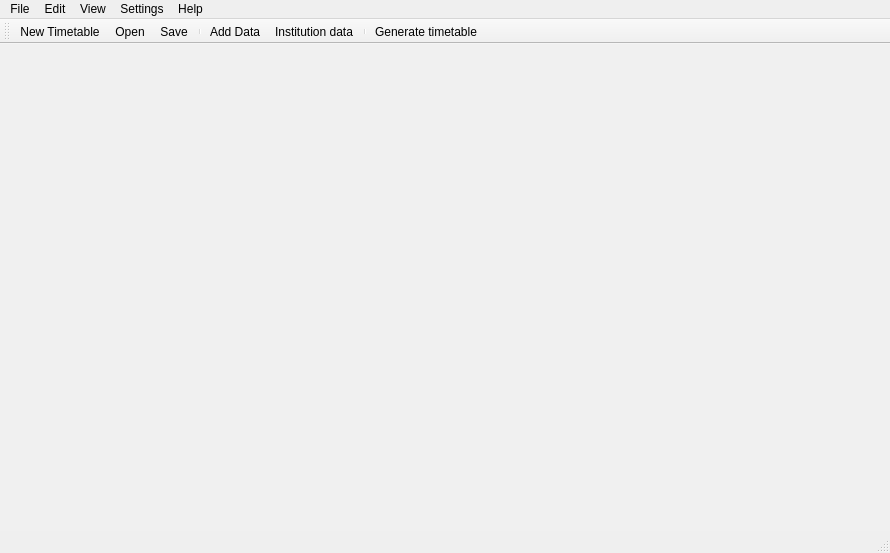
Above: Orar/OrarApp/OrarApp.ui from alexandrutm/UnivTimetable before the change. Below: the same form after it.
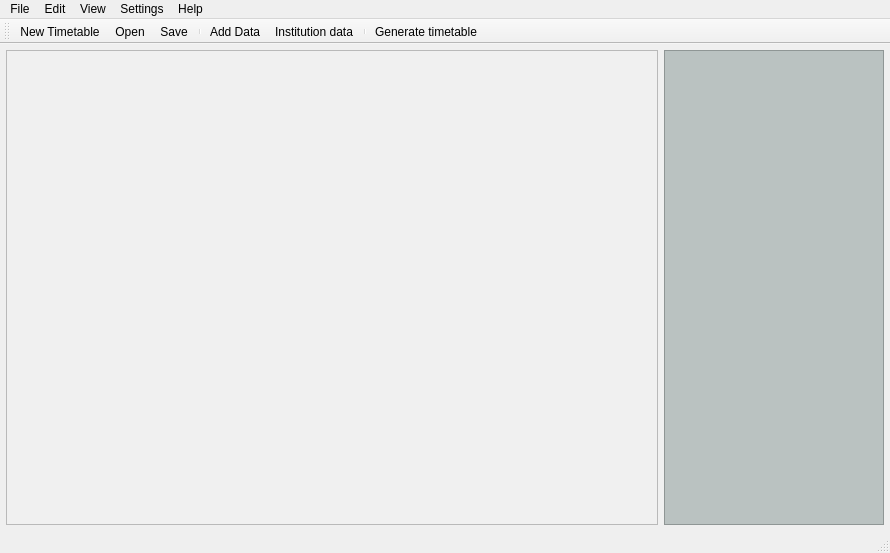
That is the form after the change. Icons and pictures are not drawn.

Commit message: delete timetable view and move table view into app view

```diff
--- a/Orar/OrarApp/OrarApp.ui
+++ b/Orar/OrarApp/OrarApp.ui
@@ -23,27 +23,117 @@
    <property name="styleSheet">
     <string notr="true"/>
    </property>
-   <layout class="QVBoxLayout" name="verticalLayout">
-    <property name="spacing">
-     <number>0</number>
-    </property>
+   <layout class="QHBoxLayout" name="horizontalLayout">
     <property name="leftMargin">
-     <number>0</number>
+     <number>6</number>
     </property>
     <property name="topMargin">
-     <number>0</number>
+     <number>6</number>
     </property>
     <property name="rightMargin">
-     <number>0</number>
+     <number>6</number>
     </property>
     <property name="bottomMargin">
-     <number>0</number>
+     <number>6</number>
     </property>
     <item>
      <widget class="QStackedWidget" name="centralStackWidget">
       <property name="styleSheet">
        <string notr="true">background-color: rgb(240, 240, 240);</string>
       </property>
+      <widget class="QWidget" name="page">
+       <layout class="QHBoxLayout" name="horizontalLayout_2">
+        <property name="leftMargin">
+         <number>0</number>
+        </property>
+        <property name="topMargin">
+         <number>0</number>
+        </property>
+        <property name="rightMargin">
+         <number>0</number>
+        </property>
+        <property name="bottomMargin">
+         <number>0</number>
+        </property>
+        <item>
+         <widget class="QTableView" name="mTimeTableView">
+          <property name="horizontalScrollBarPolicy">
+           <enum>Qt::ScrollBarAlwaysOff</enum>
+          </property>
+          <property name="editTriggers">
+           <set>QAbstractItemView::NoEditTriggers</set>
+          </property>
+          <property name="dragEnabled">
+           <bool>false</bool>
+          </property>
+          <property name="dragDropMode">
+           <enum>QAbstractItemView::DragDrop</enum>
+          </property>
+          <property name="selectionMode">
+           <enum>QAbstractItemView::NoSelection</enum>
+          </property>
+          <property name="showGrid">
+           <bool>true</bool>
+          </property>
+          <attribute name="verticalHeaderVisible">
+           <bool>false</bool>
+          </attribute>
+          <attribute name="verticalHeaderStretchLastSection">
+           <bool>true</bool>
+          </attribute>
+         </widget>
+        </item>
+        <item>
+         <widget class="QFrame" name="mRightMenu">
+          <property name="minimumSize">
+           <size>
+            <width>220</width>
+            <height>0</height>
+           </size>
+          </property>
+          <property name="maximumSize">
+           <size>
+            <width>200</width>
+            <height>16777215</height>
+           </size>
+          </property>
+          <property name="styleSheet">
+           <string notr="true">background-color: rgb(186, 194, 193);</string>
+          </property>
+          <property name="frameShape">
+           <enum>QFrame::NoFrame</enum>
+          </property>
+          <property name="frameShadow">
+           <enum>QFrame::Raised</enum>
+          </property>
+          <layout class="QVBoxLayout" name="verticalLayout_12">
+           <property name="spacing">
+            <number>0</number>
+           </property>
+           <property name="leftMargin">
+            <number>0</number>
+           </property>
+           <property name="topMargin">
+            <number>0</number>
+           </property>
+           <property name="rightMargin">
+            <number>0</number>
+           </property>
+           <property name="bottomMargin">
+            <number>0</number>
+           </property>
+           <item>
+            <widget class="QTreeView" name="mTreeView">
+             <property name="editTriggers">
+              <set>QAbstractItemView::NoEditTriggers</set>
+             </property>
+            </widget>
+           </item>
+          </layout>
+         </widget>
+        </item>
+       </layout>
+      </widget>
      </widget>
     </item>
    </layout>
```
The commit also changes 7 other files.
